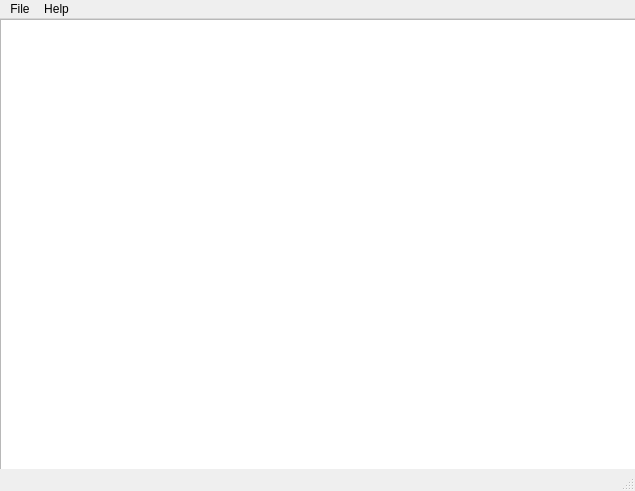
First picture: the form in main.ui, repository converge/travessia, before the edit.
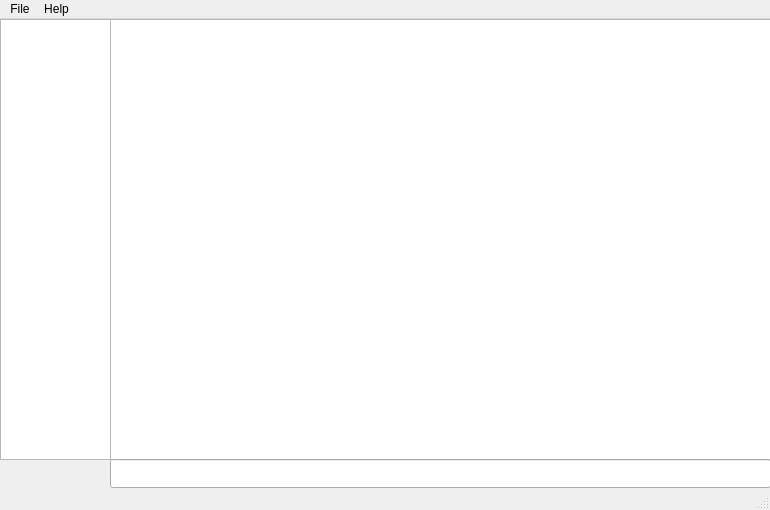
Second picture: the form after the edit.

Commit message: connects, shows output in QTextEdit and accept one command in QLineEdit

```diff
--- a/main.ui
+++ b/main.ui
@@ -6,8 +6,8 @@
    <rect>
     <x>0</x>
     <y>0</y>
-    <width>635</width>
-    <height>491</height>
+    <width>770</width>
+    <height>510</height>
    </rect>
   </property>
   <property name="windowTitle">
@@ -17,10 +17,10 @@
    <widget class="QTextEdit" name="mainStatus">
     <property name="geometry">
      <rect>
-      <x>0</x>
+      <x>110</x>
       <y>0</y>
-      <width>641</width>
-      <height>451</height>
+      <width>661</width>
+      <height>441</height>
      </rect>
     </property>
     <property name="readOnly">
@@ -30,14 +30,34 @@
      <bool>false</bool>
     </property>
    </widget>
+   <widget class="QLineEdit" name="mainInput">
+    <property name="geometry">
+     <rect>
+      <x>110</x>
+      <y>440</y>
+      <width>661</width>
+      <height>29</height>
+     </rect>
+    </property>
+   </widget>
+   <widget class="QListView" name="channelsChatsList">
+    <property name="geometry">
+     <rect>
+      <x>0</x>
+      <y>0</y>
+      <width>111</width>
+      <height>441</height>
+     </rect>
+    </property>
+   </widget>
   </widget>
   <widget class="QMenuBar" name="menubar">
    <property name="geometry">
     <rect>
      <x>0</x>
      <y>0</y>
-     <width>635</width>
-     <height>22</height>
+     <width>770</width>
+     <height>23</height>
     </rect>
    </property>
    <property name="nativeMenuBar">
```
The commit also changes 1 other file.
